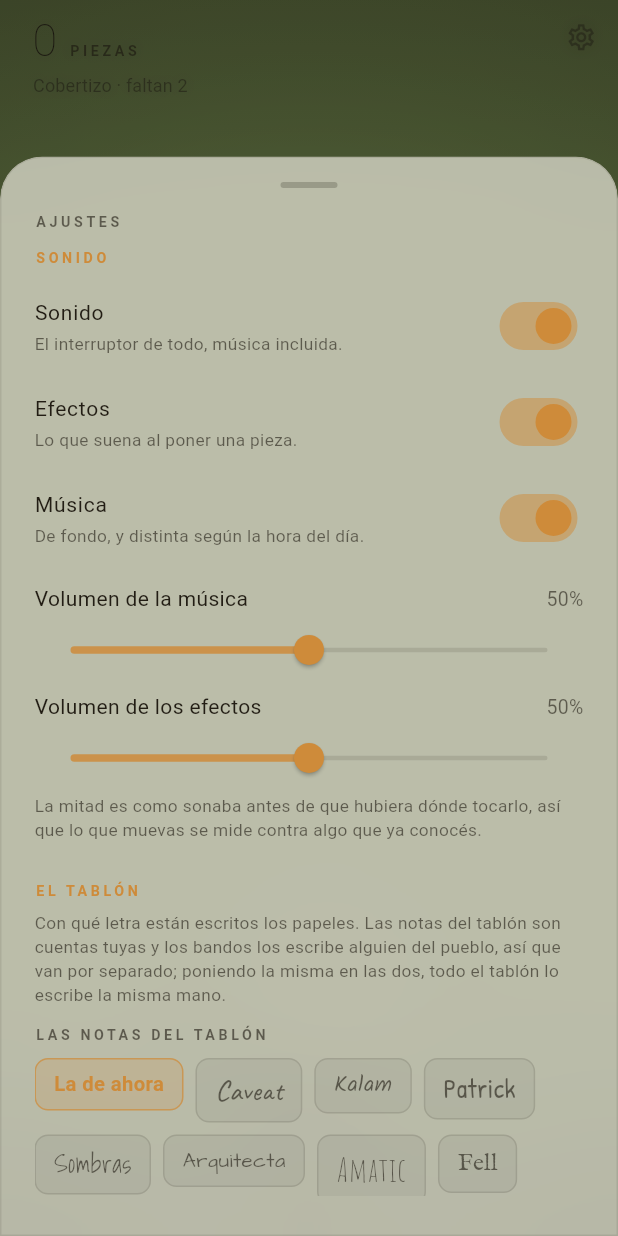
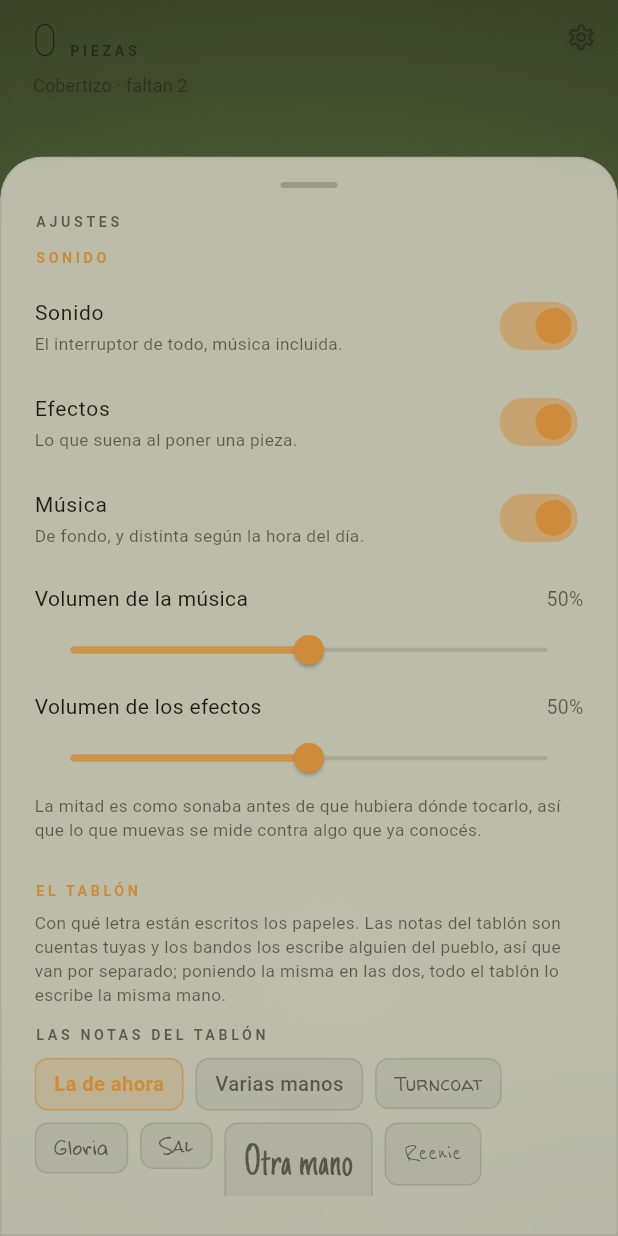
Before and after one commit to BrunoGoat/the-wall, a Flutter app: the screen it shows after launch, after a tap on the "settings" icon, on a phone screen of 412 x 824 dp. Run offline on Flutter 3.47's test engine with Material 3 defaults, Android fonts, the phone set to English and light mode, and no system bars; our stand-ins replace audioplayers, shared_preferences.

Commit message:
Veinte manos libres, y una distinta para cada papel
Torcida es una manuscrita desprolija, así que van catorce letras más de la
misma familia, todas con licencia abierta o Apache: Turncoat, Gloria, Sal,
Otra mano, Reenie, Nada, Pronto, Campana, Gracia, Manitas, Sue, Catalejo,
Rotulador y Zeyada. Con las seis que ya había son veinte manos.

Y la opción que de verdad hacía falta: «Varias manos». No es una letra, es que
a cada papel le toque la suya. Un tablón de plaza lo escriben veinte vecinos y
con una sola letra para todo se lee como veinte copias de la misma nota. La
mano sale del nombre del papel, igual que el hueco donde está clavado y la
inclinación con que lo está, así que la nota de la cabra está siempre escrita
por la misma persona: si saliera del orden, el día que una nota deja de estar,
todas las de detrás cambiarían de letra a la vez.

Sólo se reparten manos libres, aunque las de prueba estén instaladas: elegir
comparar no puede acabar en publicar sin querer.

Los factores de tamaño de las catorce están medidos como los demás, y hacían
mucha falta: «Otra mano» cabe más del doble por línea que la de referencia y
«Sal» bastante menos. Con el mismo cuerpo nominal serían dos letras que no se
parecen en nada.

Las cinco de prueba siguen ahí para poder comparar con Torcida, que es lo que
gustó. En cuanto haya una elegida se van, y con ellas el aviso.

Co-Authored-By: Claude Opus 5 <noreply@anthropic.com>
Claude-Session: https://claude.ai/code/session_01Fa4yrMpud9wiHg23Qe75CA

```diff
--- a/lib/ui/note_font.dart
+++ b/lib/ui/note_font.dart
@@ -3,42 +3,110 @@
 /// Van en el repositorio y no traídas de internet: un tablón tiene que poder
 /// leerse en un tren sin cobertura.
 ///
+/// ## Las manos
+///
+/// La mayoría son manuscritas desprolijas, y son tantas por un motivo: en un
+/// tablón de plaza cada papel lo escribió alguien distinto. Con [varias], cada
+/// nota se queda con una mano sacada de su propio nombre, así que el tablón se
+/// lee como veinte vecinos y no como veinte copias de la misma letra — y como
+/// sale del nombre y no del sitio, la nota de la cabra está siempre escrita
+/// por la misma mano.
+///
 /// ## Licencias
 ///
-/// Las diez primeras son libres —licencia abierta de fuentes o Apache— y se
-/// pueden publicar. **Las cinco últimas no**, y por eso están apartadas: son
-/// para elegir, no para quedarse. Lo que dice cada una:
+/// Todas las libres llevan licencia abierta de fuentes o Apache, y se pueden
+/// publicar. **Las cinco de prueba no**, y por eso están apartadas: son para
+/// comparar, no para quedarse.
 ///
-/// | Letra          | Autor           | Qué dice su licencia                  |
-/// |----------------|-----------------|---------------------------------------|
-/// | Mi pueblo      | —               | No trae ninguna. Se desconoce.        |
-/// | Verde          | SKYTROOPAS      | No trae ninguna. Se desconoce.        |
-/// | Recta          | MJType          | Sólo uso personal. Comercial se paga. |
-/// | Torcida        | Khrys Bosland   | No trae ninguna. Se desconoce.        |
-/// | Sureña         | Kimberly Gesw.  | Personal libre; comercial, 5 dólares. |
-///
-/// Antes de publicar en una tienda hay que quedarse con una y arreglarla:
-/// pagar su licencia, escribirle al autor, o cambiarla por una libre que se
-/// le parezca. Mientras tanto cada compilación las lleva dentro, así que
-/// tampoco conviene repartir esas compilaciones más de la cuenta.
+/// | Letra     | Autor          | Qué dice su licencia                  |
+/// |-----------|----------------|---------------------------------------|
+/// | Mi pueblo | —              | No trae ninguna. Se desconoce.        |
+/// | Verde     | SKYTROOPAS     | No trae ninguna. Se desconoce.        |
+/// | Recta     | MJType         | Sólo uso personal. Comercial se paga. |
+/// | Torcida   | Khrys Bosland  | No trae ninguna. Se desconoce.        |
+/// | Sureña    | Kimberly Gesw. | Personal libre; comercial, 5 dólares. |
 library;
+
+import '../core/rng.dart';
+import '../model/board_slots.dart';
+import '../model/findings.dart';
 
 enum NoteFont {
   /// La del sistema, que es con la que venía. Se queda para poder comparar.
   sistema(null, null, 'La de ahora', 1.0),
 
-  // ------------------------------------------------------------ a mano
-  caveat('Caveat', 'Caveat.ttf', 'Caveat', 1.41),
-  kalam('Kalam', 'Kalam.ttf', 'Kalam', 1.09),
-  patrick('PatrickHand', 'PatrickHand.ttf', 'Patrick', 1.31),
-  sombras('ShadowsIntoLight', 'ShadowsIntoLight.ttf', 'Sombras', 1.25),
+  /// Una mano distinta por nota. Es lo que hace un tablón de plaza.
+  varias(null, null, 'Varias manos', 1.0),
+
+  // ------------------------------------------------- las manos del pueblo
+  torcida2(
+    'WalterTurncoat',
+    'WalterTurncoat.ttf',
+    'Turncoat',
+    0.95,
+    mano: true,
+  ),
+  gloria(
+    'GloriaHallelujah',
+    'GloriaHallelujah.ttf',
+    'Gloria',
+    0.94,
+    mano: true,
+  ),
+  sal('RockSalt', 'RockSalt.ttf', 'Sal', 0.76, mano: true),
+  otraMano(
+    'JustAnotherHand',
+    'JustAnotherHand.ttf',
+    'Otra mano',
+    2.21,
+    mano: true,
+  ),
+  reenie('ReenieBeanie', 'ReenieBeanie.ttf', 'Reenie', 1.33, mano: true),
+  nada('NothingYouCouldDo', 'NothingYouCouldDo.ttf', 'Nada', 0.95, mano: true),
+  pronto('ComingSoon', 'ComingSoon.ttf', 'Pronto', 1.02, mano: true),
+  campana('Schoolbell', 'Schoolbell.ttf', 'Campana', 1.16, mano: true),
+  gracia(
+    'CoveredByYourGrace',
+    'CoveredByYourGrace.ttf',
+    'Gracia',
+    1.27,
+    mano: true,
+  ),
+  manitas('CraftyGirls', 'CraftyGirls.ttf', 'Manitas', 0.91, mano: true),
+  sue('SueEllenFrancisco', 'SueEllenFrancisco.ttf', 'Sue', 1.70, mano: true),
+  catalejo(
+    'AnnieUseYourTelescope',
+    'AnnieUseYourTelescope.ttf',
+    'Catalejo',
+    1.37,
+    mano: true,
+  ),
+  rotulador(
+    'PermanentMarker',
+    'PermanentMarker.ttf',
+    'Rotulador',
+    0.93,
+    mano: true,
+  ),
+  zeyada('Zeyada', 'Zeyada.ttf', 'Zeyada', 1.33, mano: true),
+  caveat('Caveat', 'Caveat.ttf', 'Caveat', 1.41, mano: true),
+  kalam('Kalam', 'Kalam.ttf', 'Kalam', 1.09, mano: true),
+  patrick('PatrickHand', 'PatrickHand.ttf', 'Patrick', 1.31, mano: true),
+  sombras(
+    'ShadowsIntoLight',
+    'ShadowsIntoLight.ttf',
+    'Sombras',
+    1.25,
+    mano: true,
+  ),
   arquitecta(
     'ArchitectsDaughter',
     'ArchitectsDaughter.ttf',
     'Arquitecta',
     1.01,
+    mano: true,
   ),
-  amatic('AmaticSC', 'AmaticSC.ttf', 'Amatic', 1.63),
+  amatic('AmaticSC', 'AmaticSC.ttf', 'Amatic', 1.63, mano: true),
 
   // -------------------------------------------------- de imprenta vieja
   fell('IMFellEnglish', 'IMFellEnglish.ttf', 'Fell', 1.17),
@@ -49,15 +117,22 @@ enum NoteFont {
   courier('CourierPrime', 'CourierPrime.ttf', 'Courier', 0.79),
 
   // ------------------------------------------- de prueba, sin licencia clara
-  miPueblo('MyTown', 'MyTown.otf', 'Mi pueblo', 1.14),
-  verde('GreenTown', 'GreenTown.ttf', 'Verde', 0.91),
-  recta('StraightTown', 'StraightTown.otf', 'Recta', 1.36),
-  torcida('KBCrazyTown', 'KBCrazyTown.ttf', 'Torcida', 1.14),
-  surena('KGSouthernGirl', 'KGSouthernGirl.ttf', 'Sureña', 1.25);
+  miPueblo('MyTown', 'MyTown.otf', 'Mi pueblo', 1.14, libre: false),
+  verde('GreenTown', 'GreenTown.ttf', 'Verde', 0.91, libre: false),
+  recta('StraightTown', 'StraightTown.otf', 'Recta', 1.36, libre: false),
+  torcida('KBCrazyTown', 'KBCrazyTown.ttf', 'Torcida', 1.14, libre: false),
+  surena('KGSouthernGirl', 'KGSouthernGirl.ttf', 'Sureña', 1.25, libre: false);
 
-  const NoteFont(this.family, this.asset, this.label, this.scale);
+  const NoteFont(
+    this.family,
+    this.asset,
+    this.label,
+    this.scale, {
+    this.mano = false,
+    this.libre = true,
+  });
 
-  /// Null quiere decir la del sistema.
+  /// Null quiere decir la del sistema, o que hay que repartir manos.
   final String? family;
 
   /// El archivo, dentro de `assets/fonts/`. En un solo sitio porque hay un
@@ -70,14 +145,32 @@ enum NoteFont {
   /// Cuánto hay que agrandarla para que quepa lo mismo por línea que las demás.
   ///
   /// Medido, no puesto a ojo: es cuánto ocupa una frase larga con esta letra
-  /// comparada con la de referencia. No es un capricho — una manuscrita
-  /// estrecha de cuerpo doce cabe casi el doble por línea que una de máquina
-  /// de escribir del mismo cuerpo, así que sin esto elegir Amatic sería elegir
-  /// «letra diminuta» y la comparación no diría nada sobre la letra.
+  /// comparada con la de referencia. Las diferencias son enormes —«Otra mano»
+  /// cabe más del doble por línea que la de referencia y «Sal» bastante
+  /// menos—, así que sin esto elegir una letra sería elegir un tamaño.
   final double scale;
 
+  /// Si vale como mano de vecino para [varias].
+  final bool mano;
+
   /// Si se puede publicar. Las de prueba no. Ver la tabla de arriba.
-  bool get libre => index <= courier.index;
+  final bool libre;
+
+  /// Las manos que se reparten, sin las que no se pueden publicar.
+  static List<NoteFont> get manos => [
+    for (final f in values)
+      if (f.mano && f.libre) f,
+  ];
+
+  /// Qué mano le toca a esta nota.
+  ///
+  /// Sale de su nombre y no de su sitio, igual que el hueco donde está clavada
+  /// y la inclinación con que lo está: si saliera del orden, el día que una
+  /// nota deja de estar, todas las de detrás cambiarían de letra a la vez.
+  static NoteFont handFor(Notice n) {
+    final m = manos;
+    return m[hashInt(m.length, stableHash(noticeId(n)), 31)];
+  }
 
   static NoteFont? porNombre(String name) {
     for (final v in values) {
--- a/lib/ui/paper_ink.dart
+++ b/lib/ui/paper_ink.dart
@@ -26,7 +26,8 @@ import 'note_font.dart';
 /// el titular espaciado con su raya debajo, y tinta parda.
 class PaperInk {
   PaperInk(this.notice, {NoteFont? font, double? scale})
-    : font =
+    : font = _resolve(
+        notice,
         font ??
             NoteFont.porNombre(
               notice.kind == NoticeKind.pueblo
@@ -34,9 +35,19 @@ class PaperInk {
                   : Appearance.instance.noteFont,
             ) ??
             NoteFont.sistema,
+      ),
       scale = scale ?? Appearance.instance.noteScale {
     _lay();
   }
+
+  /// «Varias manos» no es una letra: es que a cada papel le toque la suya.
+  ///
+  /// Un tablón de plaza lo escriben veinte vecinos, y con una sola letra para
+  /// todo se lee como veinte copias de la misma nota. La mano sale del nombre
+  /// del papel, igual que su hueco y su inclinación, así que la de la cabra
+  /// está siempre escrita por la misma persona.
+  static NoteFont _resolve(Notice n, NoteFont pedida) =>
+      pedida == NoteFont.varias ? NoteFont.handFor(n) : pedida;
 
   final Notice notice;
 
--- a/lib/ui/settings_sheet.dart
+++ b/lib/ui/settings_sheet.dart
@@ -568,7 +568,6 @@ class _Fonts extends StatelessWidget {
                 color: f.name == value
                     ? t.accent.withValues(alpha: 0.7)
                     : t.fg.withValues(alpha: f.libre ? 0.12 : 0.2),
-                style: f.libre ? BorderStyle.solid : BorderStyle.solid,
                 width: f.libre ? 1 : 1.4,
               ),
             ),
```
Also changed, not shown: pubspec.yaml (+45 -0 lines), assets/fonts/AnnieUseYourTelescope.ttf (added), assets/fonts/ComingSoon.ttf (added), assets/fonts/CoveredByYourGrace.ttf (added), assets/fonts/CraftyGirls.ttf (added), assets/fonts/GloriaHallelujah.ttf (added), assets/fonts/JustAnotherHand.ttf (added), assets/fonts/NothingYouCouldDo.ttf (added), assets/fonts/PermanentMarker.ttf (added), assets/fonts/ReenieBeanie.ttf (added), assets/fonts/RockSalt.ttf (added), assets/fonts/Schoolbell.ttf (added), assets/fonts/SueEllenFrancisco.ttf (added), assets/fonts/WalterTurncoat.ttf (added), 1 more files, 1 other file. Lines whose indentation alone changed are shown as unchanged.
